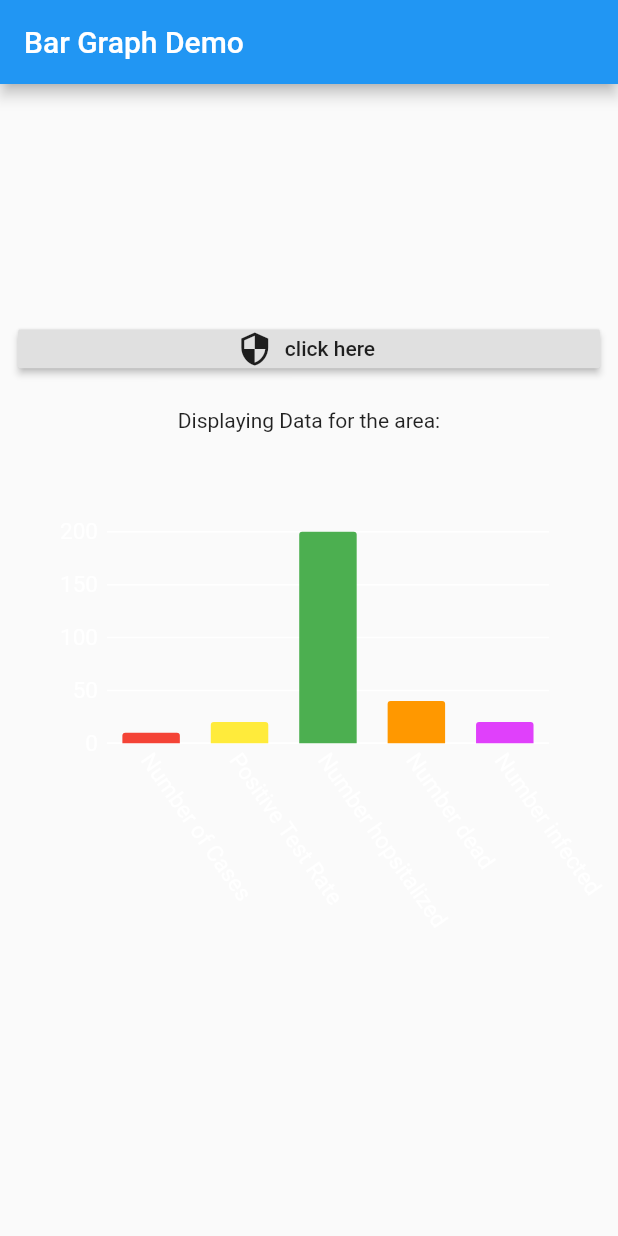
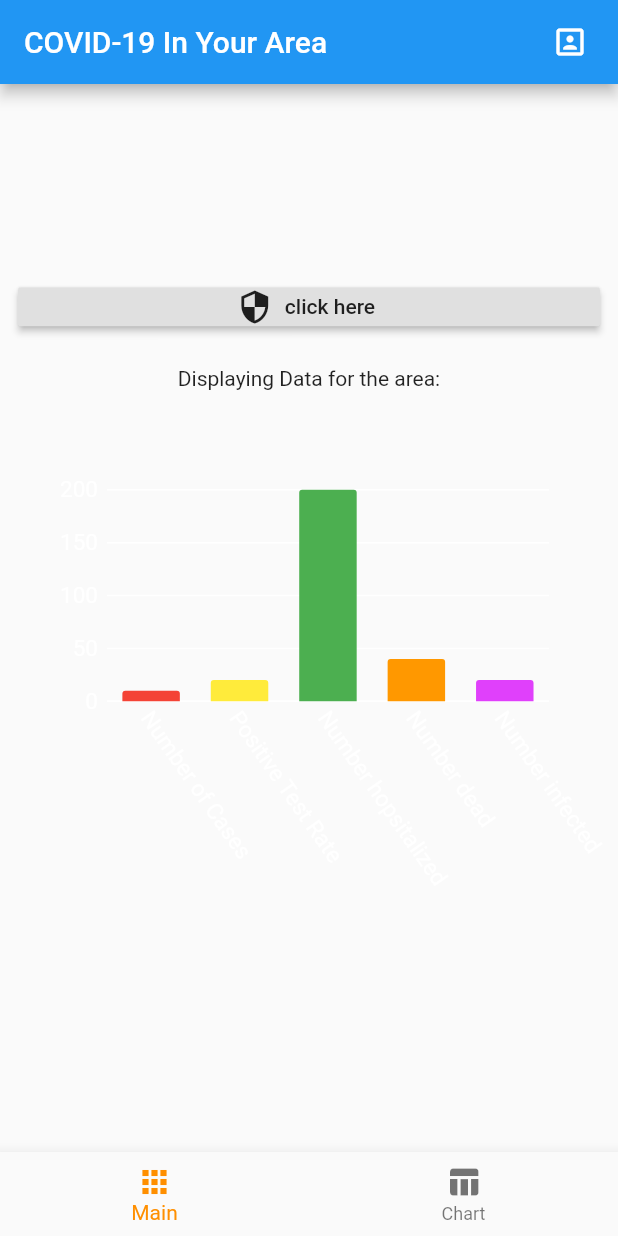
Before and after one commit to SashvDave/Breakout-Covid, a Flutter app: the BarGraphScreen screen opened directly, on a phone screen of 412 x 824 dp. Run offline on Flutter 3.47's test engine with Material 2 defaults, Android fonts, the phone set to English and light mode, and no system bars; our stand-ins replace charts_flutter, firebase_auth, google_sign_in; accounts and stored records are empty; network calls fail; project files that could hold a hidden picture were left out.

Commit message:
added tab nav

```diff
--- a/lib/main.dart
+++ b/lib/main.dart
@@ -1,4 +1,5 @@
 import 'package:CovidHacksApp/src/Stats.dart';
+import 'package:CovidHacksApp/src/home.dart';
 import 'package:CovidHacksApp/src/intro.dart';
 import 'package:CovidHacksApp/src/login.dart';
 import 'package:CovidHacksApp/src/register.dart';
--- a/lib/src/Stats.dart
+++ b/lib/src/Stats.dart
@@ -1,9 +1,13 @@
+import 'package:CovidHacksApp/src/home.dart';
+import 'package:CovidHacksApp/src/login.dart';
 import 'package:flutter/material.dart';
 import 'package:charts_flutter/flutter.dart' as charts;
 import 'dart:math';
 import 'dart:convert';
 import 'dart:async';
 import 'package:http/http.dart' as http;
+import 'package:firebase_auth/firebase_auth.dart';
+import 'package:google_sign_in/google_sign_in.dart';
 
 void main() => runApp(Stats());
 
@@ -155,9 +159,33 @@ class _BarGraphDemoState extends State<BarGraphScreen> {
     print(death);
   }
 
+  int _selectedIndex = 0;
+  static const TextStyle optionStyle =
+      TextStyle(fontSize: 30, fontWeight: FontWeight.bold);
+  static const List<Widget> _widgetOptions = <Widget>[
+    Text(
+      'Index 0: Main',
+      style: optionStyle,
+    ),
+    Text(
+      'Index 1: Chart',
+      style: optionStyle,
+    ),
+  ];
+  void _onItemTapped(int index) {
+    setState(() {
+      if (index == 0) {
+        Navigator.push(
+            context, MaterialPageRoute(builder: (context) => HomeScreen()));
+      } else {
+        Navigator.push(
+            context, MaterialPageRoute(builder: (context) => Stats()));
+      }
+    });
+  }
+
   @override
   Widget build(BuildContext context) {
-
     var data = [
       StatsbyState('Number of Cases', 10, Colors.red),
       StatsbyState('Positive Test Rate', 20, Colors.yellow),
@@ -165,7 +193,6 @@ class _BarGraphDemoState extends State<BarGraphScreen> {
       StatsbyState('Number dead', 40, Colors.orange),
       StatsbyState('Number infected', 20, Colors.purpleAccent),
     ];
-
 
     var series = [
       charts.Series(
@@ -203,9 +230,8 @@ class _BarGraphDemoState extends State<BarGraphScreen> {
                 color: charts.MaterialPalette.white),
 
             // Change the line colors to match text color.
-              lineStyle: new charts.LineStyleSpec(
-                  color: charts.MaterialPalette.white)),
-
+            lineStyle:
+                new charts.LineStyleSpec(color: charts.MaterialPalette.white)),
       ),
     );
 
@@ -219,7 +245,32 @@ class _BarGraphDemoState extends State<BarGraphScreen> {
 
     return Scaffold(
       appBar: AppBar(
-        title: Text('Bar Graph Demo'),
+        title: Text('COVID-19 In Your Area'),
+        actions: [
+          Padding(
+              padding: EdgeInsets.only(right: 20.0),
+              child: GestureDetector(
+                  onTap: () async {
+                    await FirebaseAuth.instance.signOut().then((value) =>
+                        Navigator.push(
+                            context,
+                            MaterialPageRoute(
+                                builder: (context) => LoginScreen())));
+                  },
+                  child: Icon(Icons.portrait)))
+        ],
+      ),
+      bottomNavigationBar: BottomNavigationBar(
+        items: const <BottomNavigationBarItem>[
+          BottomNavigationBarItem(icon: Icon(Icons.apps), title: Text('Main')),
+          BottomNavigationBarItem(
+            icon: Icon(Icons.table_chart),
+            title: Text('Chart'),
+          )
+        ],
+        currentIndex: _selectedIndex,
+        selectedItemColor: Colors.amber[800],
+        onTap: _onItemTapped,
       ),
       body: Column(
         mainAxisAlignment: MainAxisAlignment.center,
@@ -241,7 +292,7 @@ class _BarGraphDemoState extends State<BarGraphScreen> {
             padding: EdgeInsets.all(10.0),
             child: Text('Displaying Data for the area:'),
           ),
-          chartWidget
+          chartWidget,
         ],
       ),
     );
```
Also changed, not shown: lib/src/home.dart (added, +126 -0 lines), 1 other file. Lines whose indentation alone changed are shown as unchanged.
